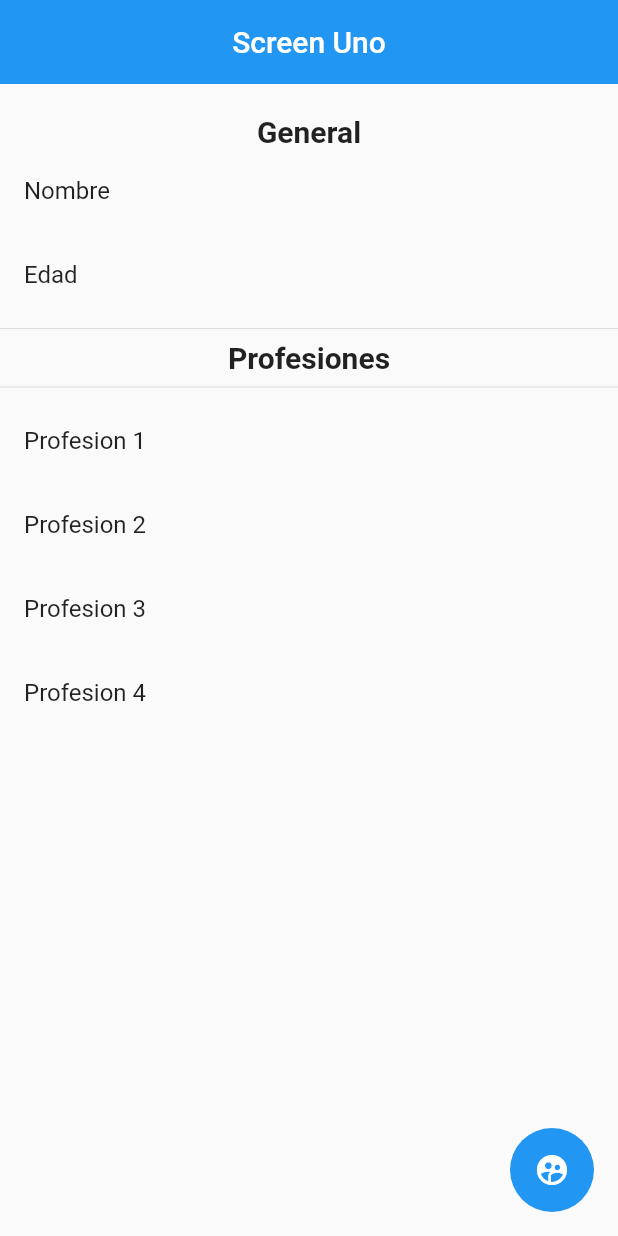
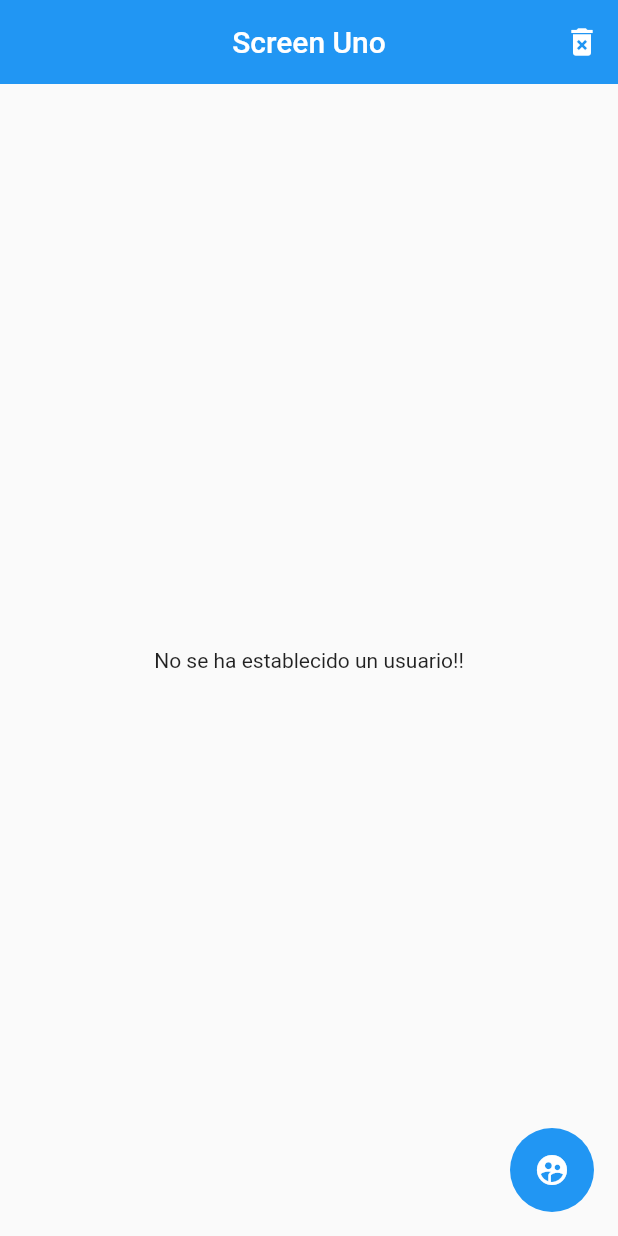
Before and after one commit to AndresFelipePadillaHurtado/flutter_estados, a Flutter app: the screen it shows after launch, on a phone screen of 412 x 824 dp. Run offline on Flutter 3.47's test engine with Material 2 defaults, Android fonts, the phone set to English and light mode, and no system bars; our stand-ins replace flutter_bloc.

Commit message:
Cubit Fin

```diff
--- /dev/null
+++ b/lib/bloc/usuario/usuario_cubit.dart
@@ -0,0 +1,33 @@
+import 'package:estados/bloc/usuario/usuario_state.dart';
+import 'package:estados/models/usuario.dart';
+import 'package:flutter_bloc/flutter_bloc.dart';
+
+class UsuarioCubit extends Cubit<UsuarioState> {
+  UsuarioCubit() : super(UsuarioInitial());
+
+  void establecerUsaurio(Usuario usuario) {
+    emit(UsuarioCreated(usuario));
+  }
+
+  void changeAge(int edad) {
+    if (state.runtimeType == UsuarioCreated) {
+      final usuario = (state as UsuarioCreated).usuario.copyWith(edad: edad);
+      emit(UsuarioCreated(usuario));
+    }
+  }
+
+  void addProfesion() {
+    if (state.runtimeType == UsuarioCreated) {
+      final usuario = (state as UsuarioCreated).usuario;
+      final newUsuario = usuario.copyWith(profesiones: [
+        ...usuario.profesiones,
+        'Profesion ${usuario.profesiones.length + 1}'
+      ]);
+      emit(UsuarioCreated(newUsuario));
+    }
+  }
+
+  void deleteUser() {
+    emit(UsuarioInitial());
+  }
+}
--- /dev/null
+++ b/lib/bloc/usuario/usuario_state.dart
@@ -0,0 +1,13 @@
+import 'package:estados/models/usuario.dart';
+
+abstract class UsuarioState {}
+
+class UsuarioInitial extends UsuarioState {
+  final exixteUsuario = false;
+}
+
+class UsuarioCreated extends UsuarioState {
+  // final exixteUsuario = true;
+  final Usuario usuario;
+  UsuarioCreated(this.usuario);
+}
--- a/lib/models/usuario.dart
+++ b/lib/models/usuario.dart
@@ -5,4 +5,9 @@ class Usuario {
 
   Usuario(
       {required this.nombre, required this.edad, required this.profesiones});
+
+  copyWith({String? nombre, int? edad, List<String>? profesiones}) => Usuario(
+      nombre: nombre ?? this.nombre,
+      edad: edad ?? this.edad,
+      profesiones: profesiones ?? this.profesiones);
 }
--- a/lib/screens/screen_uno.dart
+++ b/lib/screens/screen_uno.dart
@@ -1,5 +1,9 @@
+import 'package:estados/bloc/usuario/usuario_cubit.dart';
+import 'package:estados/bloc/usuario/usuario_state.dart';
+import 'package:estados/models/usuario.dart';
 import 'package:estados/screens/screen_dos.dart';
 import 'package:flutter/material.dart';
+import 'package:flutter_bloc/flutter_bloc.dart';
 
 class ScreenUno extends StatelessWidget {
   static String nameScreen = "ScreenUno";
@@ -13,43 +17,29 @@ class ScreenUno extends StatelessWidget {
         title: const Text("Screen Uno"),
         centerTitle: true,
         elevation: 0,
+        actions: [
+          IconButton(
+              onPressed: () {
+                context.read<UsuarioCubit>().deleteUser();
+              },
+              icon: const Icon(Icons.delete_forever))
+        ],
       ),
-      body: Container(
-        padding: const EdgeInsets.symmetric(vertical: 20),
-        width: double.infinity,
-        height: double.infinity,
-        child: const SingleChildScrollView(
-          child: Column(children: [
-            Text(
-              "General",
-              style: TextStyle(fontSize: 20, fontWeight: FontWeight.bold),
-            ),
-            ListTile(
-              title: Text("Nombre"),
-            ),
-            ListTile(
-              title: Text("Edad"),
-            ),
-            Divider(),
-            Text(
-              "Profesiones",
-              style: TextStyle(fontSize: 20, fontWeight: FontWeight.bold),
-            ),
-            Divider(),
-            ListTile(
-              title: Text("Profesion 1"),
-            ),
-            ListTile(
-              title: Text("Profesion 2"),
-            ),
-            ListTile(
-              title: Text("Profesion 3"),
-            ),
-            ListTile(
-              title: Text("Profesion 4"),
-            ),
-          ]),
-        ),
+      body: BlocBuilder<UsuarioCubit, UsuarioState>(
+        builder: (context, state) {
+          if (state.runtimeType == UsuarioInitial) {
+            return const Center(
+              child: Text("No se ha establecido un usuario!!"),
+            );
+          } else if (state.runtimeType == UsuarioCreated) {
+            return _BodyScaffold(
+              usuario: (state as UsuarioCreated).usuario,
+            );
+          }
+          return const Center(
+            child: Text("Estado no identificado"),
+          );
+        },
       ),
       floatingActionButton: FloatingActionButton(
         elevation: 0,
@@ -61,3 +51,39 @@ class ScreenUno extends StatelessWidget {
     );
   }
 }
+
+class _BodyScaffold extends StatelessWidget {
+  final Usuario usuario;
+
+  const _BodyScaffold({required this.usuario});
+
+  @override
+  Widget build(BuildContext context) {
+    return Container(
+      padding: const EdgeInsets.symmetric(vertical: 20),
+      width: double.infinity,
+      height: double.infinity,
+      child: SingleChildScrollView(
+        child: Column(children: [
+          const Text(
+            "General",
+            style: TextStyle(fontSize: 20, fontWeight: FontWeight.bold),
+          ),
+          ListTile(
+            title: Text("Nombre: ${usuario.nombre}"),
+          ),
+          ListTile(
+            title: Text("Edad: ${usuario.edad}"),
+          ),
+          const Divider(),
+          const Text(
+            "Profesiones",
+            style: TextStyle(fontSize: 20, fontWeight: FontWeight.bold),
+          ),
+          const Divider(),
+          ...usuario.profesiones.map((e) => ListTile(title: Text(e))).toList(),
+        ]),
+      ),
+    );
+  }
+}
```
Also changed, not shown: lib/main.dart (+7 -1 lines), lib/screens/screen_dos.dart (+23 -4 lines), pubspec.yaml (+4 -12 lines), pubspec.lock.
